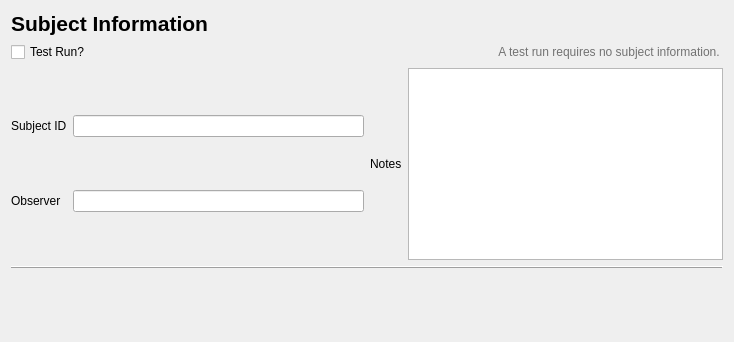
Qt form libs/habutil/habit/HSubjectSettingsForm.ui (djsperka/habit2-src) before a commit.
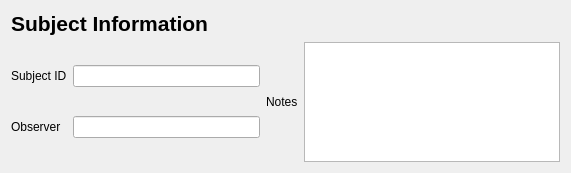
The same form after that commit.

Commit message: Remove test option from subject settings, and add a new widget for testing options. Add (single) option to show stim in dialog instead of fs.

Patch:
```diff
--- a/libs/habutil/habit/HSubjectSettingsForm.ui
+++ b/libs/habutil/habit/HSubjectSettingsForm.ui
@@ -6,8 +6,8 @@
    <rect>
     <x>0</x>
     <y>0</y>
-    <width>734</width>
-    <height>342</height>
+    <width>571</width>
+    <height>173</height>
    </rect>
   </property>
   <property name="windowTitle">
@@ -28,64 +28,6 @@
      </property>
     </widget>
    </item>
-   <item>
-    <layout class="QHBoxLayout" name="horizontalLayout_3">
-     <item>
-      <widget class="QCheckBox" name="cbxTestRun">
-       <property name="text">
-        <string>Test Run?</string>
-       </property>
-      </widget>
-     </item>
-     <item>
-      <widget class="QLabel" name="label_4">
-       <property name="palette">
-        <palette>
-         <active>
-          <colorrole role="WindowText">
-           <brush brushstyle="SolidPattern">
-            <color alpha="255">
-             <red>114</red>
-             <green>114</green>
-             <blue>114</blue>
-            </color>
-           </brush>
-          </colorrole>
-         </active>
-         <inactive>
-          <colorrole role="WindowText">
-           <brush brushstyle="SolidPattern">
-            <color alpha="255">
-             <red>114</red>
-             <green>114</green>
-             <blue>114</blue>
-            </color>
-           </brush>
-          </colorrole>
-         </inactive>
-         <disabled>
-          <colorrole role="WindowText">
-           <brush brushstyle="SolidPattern">
-            <color alpha="255">
-             <red>69</red>
-             <green>69</green>
-             <blue>69</blue>
-            </color>
-           </brush>
-          </colorrole>
-         </disabled>
-        </palette>
-       </property>
-       <property name="text">
-        <string>A test run requires no subject information. </string>
-       </property>
-       <property name="alignment">
-        <set>Qt::AlignRight|Qt::AlignTrailing|Qt::AlignVCenter</set>
-       </property>
-      </widget>
-     </item>
-    </layout>
-   </item>
    <item>
     <layout class="QHBoxLayout" name="horizontalLayout_2">
      <item>
@@ -128,29 +70,6 @@
      </item>
     </layout>
    </item>
-   <item>
-    <widget class="QFrame" name="frame">
-     <property name="frameShape">
-      <enum>QFrame::HLine</enum>
-     </property>
-     <property name="frameShadow">
-      <enum>QFrame::Raised</enum>
-     </property>
-    </widget>
-   </item>
-   <item>
-    <spacer name="verticalSpacer">
-     <property name="orientation">
-      <enum>Qt::Vertical</enum>
-     </property>
-     <property name="sizeHint" stdset="0">
-      <size>
-       <width>20</width>
-       <height>34</height>
-      </size>
-     </property>
-    </spacer>
-   </item>
   </layout>
  </widget>
  <resources/>
```
The commit also changes 8 other files.
